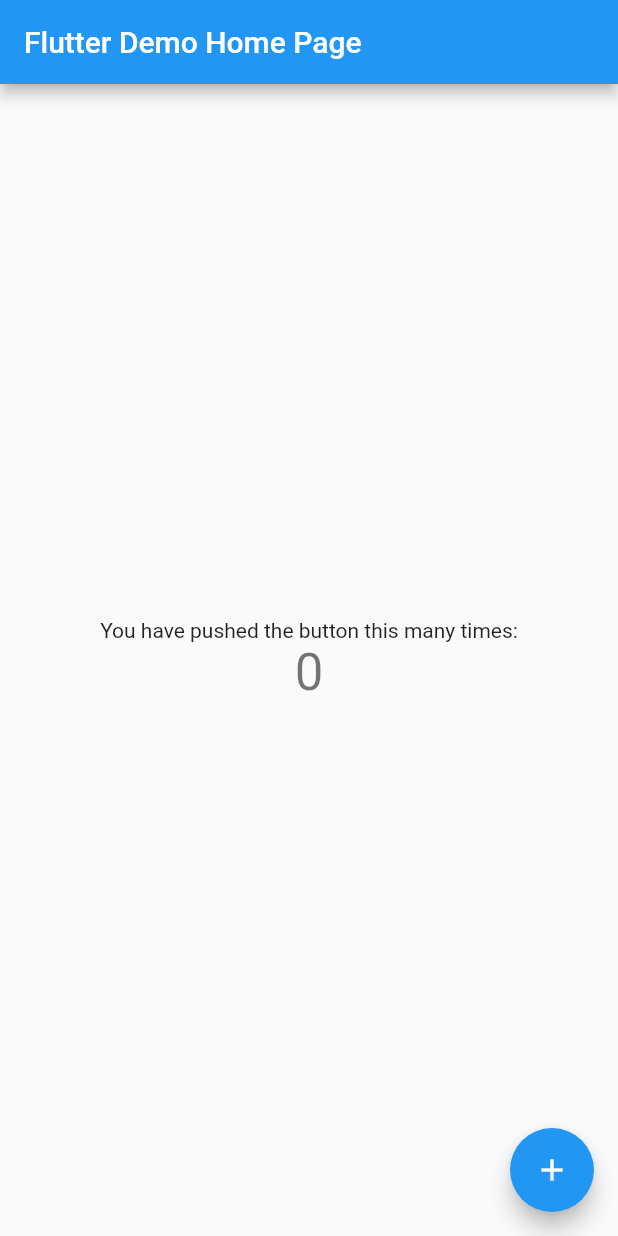
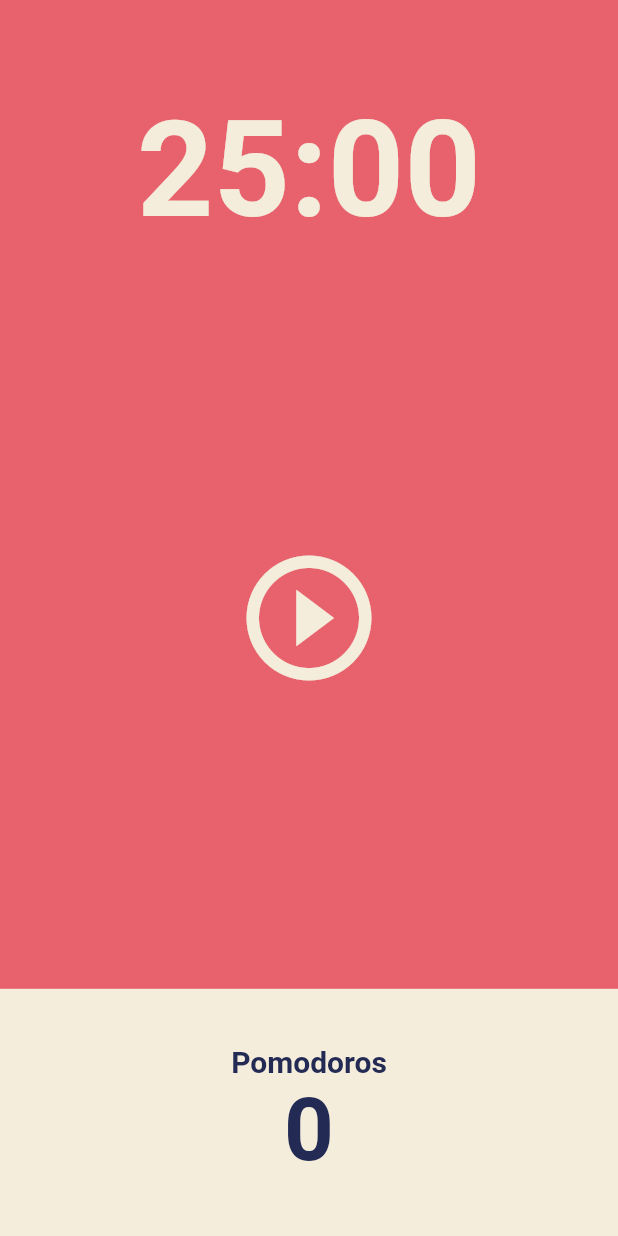
Before and after one commit to tunameatball/flutter-study, a Flutter app: the screen it shows after launch, on a phone screen of 412 x 824 dp. Run offline on Flutter 3.47's test engine with Material 2 defaults, Android fonts, the phone set to English and light mode, and no system bars.

Commit message:
create home_screen ui

```diff
--- a/pomo/lib/main.dart
+++ b/pomo/lib/main.dart
@@ -1,4 +1,5 @@
 import 'package:flutter/material.dart';
+import 'package:pomo/screens/home_screen.dart';
 
 void main() {
   runApp(const MyApp());
@@ -11,105 +12,28 @@ class MyApp extends StatelessWidget {
   @override
   Widget build(BuildContext context) {
     return MaterialApp(
-      title: 'Flutter Demo',
       theme: ThemeData(
-        // This is the theme of your application.
-        //
-        // Try running your application with "flutter run". You'll see the
-        // application has a blue toolbar. Then, without quitting the app, try
-        // changing the primarySwatch below to Colors.green and then invoke
-        // "hot reload" (press "r" in the console where you ran "flutter run",
-        // or simply save your changes to "hot reload" in a Flutter IDE).
-        // Notice that the counter didn't reset back to zero; the application
-        // is not restarted.
-        primarySwatch: Colors.blue,
+        textTheme: const TextTheme(
+          displayLarge: TextStyle(
+            color: Color(0xFF232B55),
+          ),
+        ),
+        cardColor: const Color(0xFFF4EDDB),
+        colorScheme: const ColorScheme(
+          primary: Color(0xFFE7626C),
+          onPrimary: Colors.white,
+          secondary: Color(0xFFE7626C),
+          error: Colors.red,
+          onError: Colors.white,
+          onSecondary: Colors.white,
+          brightness: Brightness.light,
+          background: Color(0xFFE7626C),
+          onBackground: Colors.white,
+          surface: Colors.black,
+          onSurface: Colors.white,
+        ),
       ),
-      home: const MyHomePage(title: 'Flutter Demo Home Page'),
+      home: const HomeScreen(),
     );
   }
 }
-
-class MyHomePage extends StatefulWidget {
-  const MyHomePage({super.key, required this.title});
-
-  // This widget is the home page of your application. It is stateful, meaning
-  // that it has a State object (defined below) that contains fields that affect
-  // how it looks.
-
-  // This class is the configuration for the state. It holds the values (in this
-  // case the title) provided by the parent (in this case the App widget) and
-  // used by the build method of the State. Fields in a Widget subclass are
-  // always marked "final".
-
-  final String title;
-
-  @override
-  State<MyHomePage> createState() => _MyHomePageState();
-}
-
-class _MyHomePageState extends State<MyHomePage> {
-  int _counter = 0;
-
-  void _incrementCounter() {
-    setState(() {
-      // This call to setState tells the Flutter framework that something has
-      // changed in this State, which causes it to rerun the build method below
-      // so that the display can reflect the updated values. If we changed
-      // _counter without calling setState(), then the build method would not be
-      // called again, and so nothing would appear to happen.
-      _counter++;
-    });
-  }
-
-  @override
-  Widget build(BuildContext context) {
-    // This method is rerun every time setState is called, for instance as done
-    // by the _incrementCounter method above.
-    //
-    // The Flutter framework has been optimized to make rerunning build methods
-    // fast, so that you can just rebuild anything that needs updating rather
-    // than having to individually change instances of widgets.
-    return Scaffold(
-      appBar: AppBar(
-        // Here we take the value from the MyHomePage object that was created by
-        // the App.build method, and use it to set our appbar title.
-        title: Text(widget.title),
-      ),
-      body: Center(
-        // Center is a layout widget. It takes a single child and positions it
-        // in the middle of the parent.
-        child: Column(
-          // Column is also a layout widget. It takes a list of children and
-          // arranges them vertically. By default, it sizes itself to fit its
-          // children horizontally, and tries to be as tall as its parent.
-          //
-          // Invoke "debug painting" (press "p" in the console, choose the
-          // "Toggle Debug Paint" action from the Flutter Inspector in Android
-          // Studio, or the "Toggle Debug Paint" command in Visual Studio Code)
-          // to see the wireframe for each widget.
-          //
-          // Column has various properties to control how it sizes itself and
-          // how it positions its children. Here we use mainAxisAlignment to
-          // center the children vertically; the main axis here is the vertical
-          // axis because Columns are vertical (the cross axis would be
-          // horizontal).
-          mainAxisAlignment: MainAxisAlignment.center,
-          children: <Widget>[
-            const Text(
-              'You have pushed the button this many times:',
-            ),
-            Text(
-              '$_counter',
-              style: Theme.of(context).textTheme.headlineMedium,
-            ),
-          ],
-        ),
-      ),
-      floatingActionButton: FloatingActionButton(
-        onPressed: _incrementCounter,
-        tooltip: 'Increment',
-        child: const Icon(Icons.add),
-      ), // This trailing comma makes auto-formatting nicer for build methods.
-    );
-  }
-}
--- /dev/null
+++ b/pomo/lib/screens/home_screen.dart
@@ -0,0 +1,84 @@
+import 'package:flutter/material.dart';
+
+class HomeScreen extends StatefulWidget {
+  const HomeScreen({super.key});
+
+  @override
+  State<HomeScreen> createState() => _HomeScreenState();
+}
+
+class _HomeScreenState extends State<HomeScreen> {
+  @override
+  Widget build(BuildContext context) {
+    return Scaffold(
+      backgroundColor: Theme.of(context).colorScheme.background,
+      body: Column(
+        children: [
+          Flexible(
+            flex: 1,
+            child: Container(
+              alignment: Alignment.bottomCenter,
+              child: Text(
+                '25:00',
+                style: TextStyle(
+                  color: Theme.of(context).cardColor,
+                  fontSize: 89,
+                  fontWeight: FontWeight.w600,
+                ),
+              ),
+            ),
+          ),
+          Flexible(
+            flex: 3,
+            child: Center(
+              child: IconButton(
+                onPressed: () {},
+                icon: const Icon(Icons.play_circle_outline),
+                iconSize: 100,
+                color: Theme.of(context).cardColor,
+              ),
+            ),
+          ),
+          Flexible(
+            flex: 1,
+            child: Row(
+              children: [
+                Expanded(
+                  child: Container(
+                      decoration: BoxDecoration(
+                        color: Theme.of(context).cardColor,
+                      ),
+                      child: Column(
+                        mainAxisAlignment: MainAxisAlignment.center,
+                        children: [
+                          Text(
+                            'Pomodoros',
+                            style: TextStyle(
+                                fontSize: 20,
+                                fontWeight: FontWeight.w600,
+                                color: Theme.of(context)
+                                    .textTheme
+                                    .displayLarge!
+                                    .color),
+                          ),
+                          Text(
+                            '0',
+                            style: TextStyle(
+                                fontSize: 58,
+                                fontWeight: FontWeight.w600,
+                                color: Theme.of(context)
+                                    .textTheme
+                                    .displayLarge!
+                                    .color),
+                          ),
+                        ],
+                      )),
+                ),
+              ],
+            ),
+          ),
+        ],
+      ),
+    );
+  }
+}
```
